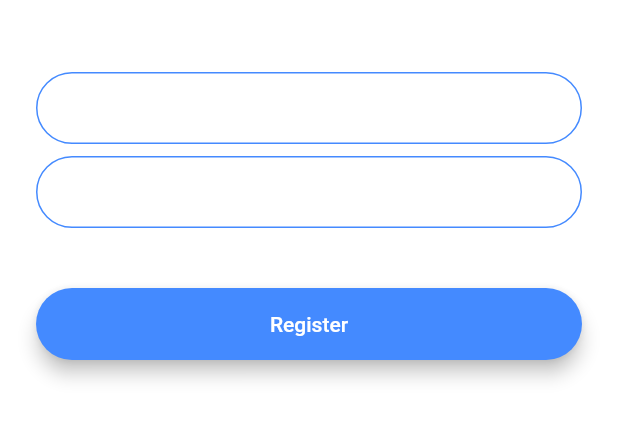
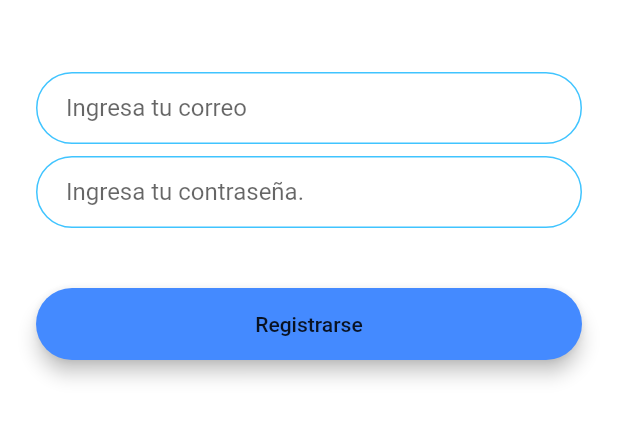
Before and after one commit to lfgalviz/chatFlutter, a Flutter app: the RegistrationScreen screen opened by its route, on a phone screen of 412 x 824 dp, the part 576-1018 px from its top. Run offline on Flutter 3.47's test engine with Material 2 defaults, Android fonts, the phone set to English and light mode, and no system bars; our stand-ins replace animated_text_kit.

Commit message:
Refactor Code

```diff
--- /dev/null
+++ b/lib/components/rounded_button.dart
@@ -0,0 +1,30 @@
+import 'package:flutter/material.dart';
+
+class RoundedButton extends StatelessWidget {
+
+  final String texto;
+  final Color color;
+  final Function onChangePage;
+
+  RoundedButton({@required this.color,@required this.texto,@required this.onChangePage}) ;
+
+  @override
+  Widget build(BuildContext context) {
+    return Padding(
+      padding: EdgeInsets.symmetric(vertical: 16.0),
+      child: Material(
+        elevation: 5.0,
+        color: color,
+        borderRadius: BorderRadius.circular(30.0),
+        child: MaterialButton(
+          onPressed: onChangePage,
+          minWidth: 200.0,
+          height: 42.0,
+          child: Text(
+            texto,
+          ),
+        ),
+      ),
+    );
+  }
+}
--- a/lib/constants.dart
+++ b/lib/constants.dart
@@ -17,3 +17,19 @@ const kMessageContainerDecoration = BoxDecoration(
     top: BorderSide(color: Colors.lightBlueAccent, width: 2.0),
   ),
 );
+
+const kTextFieldDecoration = InputDecoration(
+  hintText: 'Digita un texto',
+  contentPadding: EdgeInsets.symmetric(vertical: 10.0, horizontal: 20.0),
+  border: OutlineInputBorder(
+    borderRadius: BorderRadius.all(Radius.circular(32.0)),
+  ),
+  enabledBorder: OutlineInputBorder(
+    borderSide: BorderSide(color: Colors.lightBlueAccent, width: 1.0),
+    borderRadius: BorderRadius.all(Radius.circular(32.0)),
+  ),
+  focusedBorder: OutlineInputBorder(
+    borderSide: BorderSide(color: Colors.lightBlueAccent, width: 2.0),
+    borderRadius: BorderRadius.all(Radius.circular(32.0)),
+  ),
+);
--- a/lib/main.dart
+++ b/lib/main.dart
@@ -10,11 +10,6 @@ class FlashChat extends StatelessWidget {
   @override
   Widget build(BuildContext context) {
     return MaterialApp(
-      theme: ThemeData.dark().copyWith(
-        textTheme: TextTheme(
-          body1: TextStyle(color: Colors.black54),
-        ),
-      ),
       initialRoute: WelcomeScreen.id,
       routes: {
         WelcomeScreen.id: (context) => WelcomeScreen(),
--- a/lib/screens/registration_screen.dart
+++ b/lib/screens/registration_screen.dart
@@ -1,4 +1,6 @@
+import 'package:flash_chat/constants.dart';
 import 'package:flutter/material.dart';
+import 'package:flash_chat/components/rounded_button.dart';
 
 class RegistrationScreen extends StatefulWidget {
   static String id = 'registration_screen';
@@ -31,22 +33,7 @@ class _RegistrationScreenState extends State<RegistrationScreen> {
               onChanged: (value) {
                 //Do something with the user input.
               },
-              decoration: InputDecoration(
-                hintText: 'Enter your email',
-                contentPadding:
-                    EdgeInsets.symmetric(vertical: 10.0, horizontal: 20.0),
-                border: OutlineInputBorder(
-                  borderRadius: BorderRadius.all(Radius.circular(32.0)),
-                ),
-                enabledBorder: OutlineInputBorder(
-                  borderSide: BorderSide(color: Colors.blueAccent, width: 1.0),
-                  borderRadius: BorderRadius.all(Radius.circular(32.0)),
-                ),
-                focusedBorder: OutlineInputBorder(
-                  borderSide: BorderSide(color: Colors.blueAccent, width: 2.0),
-                  borderRadius: BorderRadius.all(Radius.circular(32.0)),
-                ),
-              ),
+              decoration: kTextFieldDecoration.copyWith(hintText:'Ingresa tu correo')
             ),
             SizedBox(
               height: 8.0,
@@ -55,45 +42,15 @@ class _RegistrationScreenState extends State<RegistrationScreen> {
               onChanged: (value) {
                 //Do something with the user input.
               },
-              decoration: InputDecoration(
-                hintText: 'Enter your password',
-                contentPadding:
-                    EdgeInsets.symmetric(vertical: 10.0, horizontal: 20.0),
-                border: OutlineInputBorder(
-                  borderRadius: BorderRadius.all(Radius.circular(32.0)),
-                ),
-                enabledBorder: OutlineInputBorder(
-                  borderSide: BorderSide(color: Colors.blueAccent, width: 1.0),
-                  borderRadius: BorderRadius.all(Radius.circular(32.0)),
-                ),
-                focusedBorder: OutlineInputBorder(
-                  borderSide: BorderSide(color: Colors.blueAccent, width: 2.0),
-                  borderRadius: BorderRadius.all(Radius.circular(32.0)),
-                ),
-              ),
+              decoration: kTextFieldDecoration.copyWith(hintText: 'Ingresa tu contraseña.'),
             ),
             SizedBox(
               height: 24.0,
             ),
-            Padding(
-              padding: EdgeInsets.symmetric(vertical: 16.0),
-              child: Material(
+             RoundedButton(
                 color: Colors.blueAccent,
-                borderRadius: BorderRadius.all(Radius.circular(30.0)),
-                elevation: 5.0,
-                child: MaterialButton(
-                  onPressed: () {
-                    //Implement registration functionality.
-                  },
-                  minWidth: 200.0,
-                  height: 42.0,
-                  child: Text(
-                    'Register',
-                    style: TextStyle(color: Colors.white),
-                  ),
-                ),
-              ),
-            ),
+                texto: 'Registrarse',
+                onChangePage: () {}),
           ],
         ),
       ),
--- a/pubspec.yaml
+++ b/pubspec.yaml
@@ -11,6 +11,7 @@ dependencies:
     sdk: flutter
 
   cupertino_icons: ^0.1.2
+  animated_text_kit: ^2.0.0
 
 dev_dependencies:
   flutter_test:
```
Also changed, not shown: lib/screens/login_screen.dart (+8 -54 lines), lib/screens/welcome_screen.dart (+28 -45 lines), pubspec.lock, 1 other file.
